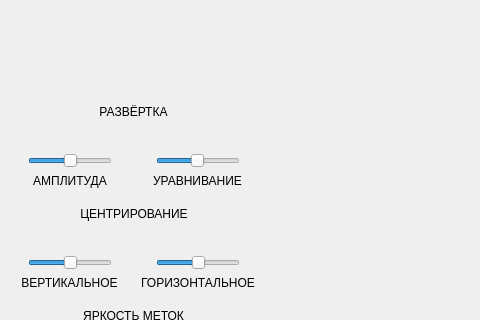
Carduelis/vk, file rspview.ui: the form before one commit; both pictures show x 0 to 480 and y 339 to 659 of the 1254 by 944 pixel window.
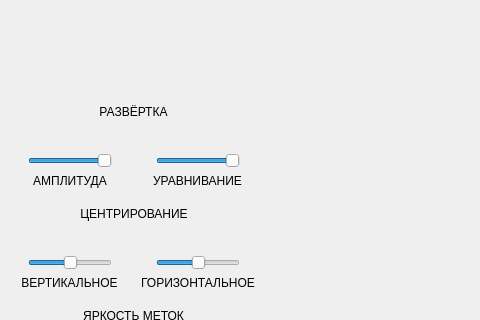
The form after the commit. Icons and pictures are not drawn. Custom widgets are drawn as their Qt base class.

Patch:
```diff
--- a/rspview.ui
+++ b/rspview.ui
@@ -969,10 +969,10 @@
                <cursorShape>OpenHandCursor</cursorShape>
               </property>
               <property name="minimum">
-               <number>0</number>
+               <number>1</number>
               </property>
               <property name="maximum">
-               <number>200</number>
+               <number>100</number>
               </property>
               <property name="value">
                <number>100</number>
@@ -1048,7 +1048,7 @@
                <number>1</number>
               </property>
               <property name="maximum">
-               <number>200</number>
+               <number>100</number>
               </property>
               <property name="value">
                <number>100</number>
```
